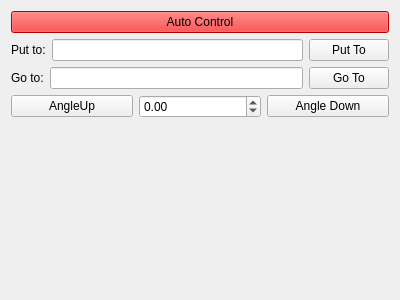
The window that Lib/Net/Agent_Widget.ui (break11/AutoStorage) describes before a commit, drawn with Qt 5.
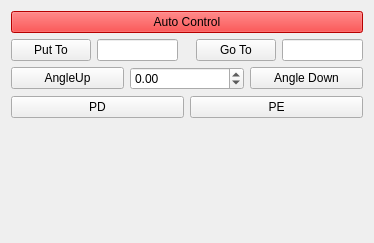
The same window after the commit.

Patch:
```diff
--- a/Lib/Net/Agent_Widget.ui
+++ b/Lib/Net/Agent_Widget.ui
@@ -6,8 +6,8 @@
    <rect>
     <x>0</x>
     <y>0</y>
-    <width>400</width>
-    <height>300</height>
+    <width>374</width>
+    <height>243</height>
    </rect>
   </property>
   <property name="windowTitle">
@@ -38,16 +38,6 @@
    </item>
    <item>
     <layout class="QHBoxLayout" name="horizontalLayout">
-     <item>
-      <widget class="QLabel" name="lbPutTo">
-       <property name="text">
-        <string>Put to:</string>
-       </property>
-      </widget>
-     </item>
-     <item>
-      <widget class="QLineEdit" name="lePutTo"/>
-     </item>
      <item>
       <widget class="QPushButton" name="btnSelectPutTo">
        <property name="text">
@@ -58,19 +48,21 @@
        </property>
       </widget>
      </item>
-    </layout>
-   </item>
-   <item>
-    <layout class="QHBoxLayout" name="horizontalLayout_2">
      <item>
-      <widget class="QLabel" name="lbGoTo">
-       <property name="text">
-        <string>Go to:</string>
-       </property>
-      </widget>
+      <widget class="QLineEdit" name="lePutTo"/>
      </item>
      <item>
-      <widget class="QLineEdit" name="leGoTo"/>
+      <spacer name="horizontalSpacer">
+       <property name="orientation">
+        <enum>Qt::Horizontal</enum>
+       </property>
+       <property name="sizeHint" stdset="0">
+        <size>
+         <width>40</width>
+         <height>20</height>
+        </size>
+       </property>
+      </spacer>
      </item>
      <item>
       <widget class="QPushButton" name="btnSelectGoTo">
@@ -82,6 +74,9 @@
        </property>
       </widget>
      </item>
+     <item>
+      <widget class="QLineEdit" name="leGoTo"/>
+     </item>
     </layout>
    </item>
    <item>
@@ -127,6 +122,24 @@
      </item>
     </layout>
    </item>
+   <item>
+    <layout class="QHBoxLayout" name="horizontalLayout_2">
+     <item>
+      <widget class="QPushButton" name="btnPD">
+       <property name="text">
+        <string>PD</string>
+       </property>
+      </widget>
+     </item>
+     <item>
+      <widget class="QPushButton" name="btnPE">
+       <property name="text">
+        <string>PE</string>
+       </property>
+      </widget>
+     </item>
+    </layout>
+   </item>
    <item>
     <spacer name="verticalSpacer">
      <property name="orientation">
```
